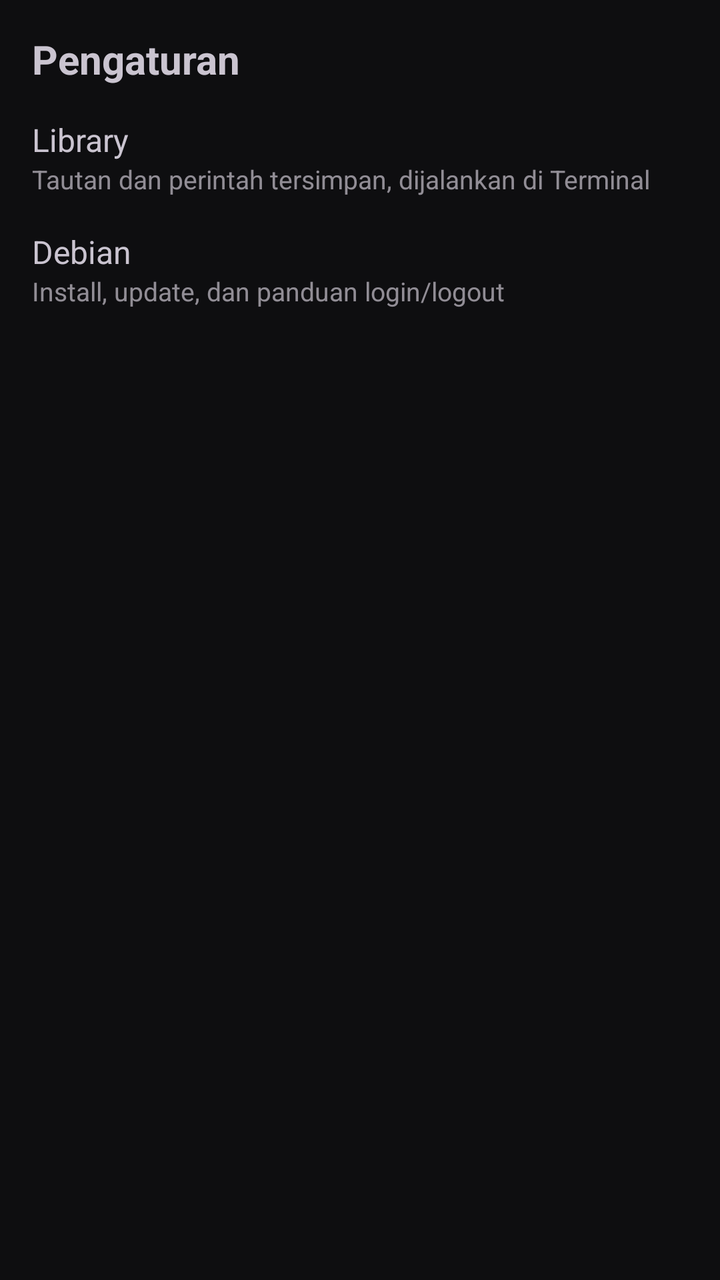
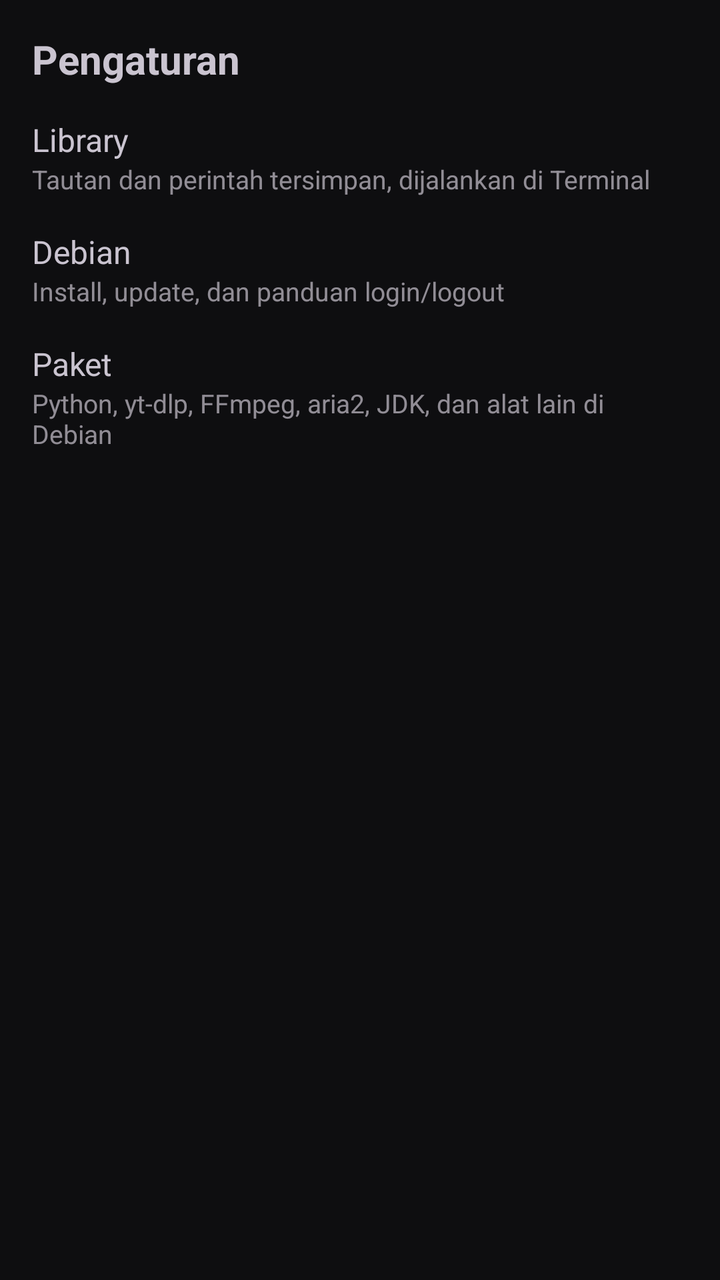

An Android layout rendered at two revisions. The XML below is the earlier revision; the diff shows what the commit changed to produce the second picture.
<!-- AndroidManifest.xml: another module's application theme Theme.Molina -->
<!-- res/layout/fragment_settings.xml -->
<?xml version="1.0" encoding="utf-8"?>
<FrameLayout xmlns:android="http://schemas.android.com/apk/res/android"
    android:layout_width="match_parent"
    android:layout_height="match_parent">

    <LinearLayout
        android:id="@+id/settings_menu"
        android:layout_width="match_parent"
        android:layout_height="match_parent"
        android:orientation="vertical"
        android:padding="16dp">

        <TextView
            android:layout_width="match_parent"
            android:layout_height="wrap_content"
            android:layout_marginBottom="8dp"
            android:text="@string/settings_menu_title"
            android:textSize="20sp"
            android:textStyle="bold" />

        <LinearLayout
            android:id="@+id/settings_row_library"
            android:layout_width="match_parent"
            android:layout_height="wrap_content"
            android:background="?attr/selectableItemBackground"
            android:clickable="true"
            android:focusable="true"
            android:minHeight="56dp"
            android:orientation="vertical"
            android:paddingTop="8dp"
            android:paddingBottom="8dp">

            <TextView
                android:layout_width="match_parent"
                android:layout_height="wrap_content"
                android:text="@string/settings_library_title"
                android:textSize="16sp" />

            <TextView
                android:layout_width="match_parent"
                android:layout_height="wrap_content"
                android:alpha="0.7"
                android:text="@string/settings_library_subtitle"
                android:textSize="13sp" />
        </LinearLayout>

        <LinearLayout
            android:id="@+id/settings_row_debian"
            android:layout_width="match_parent"
            android:layout_height="wrap_content"
            android:background="?attr/selectableItemBackground"
            android:clickable="true"
            android:focusable="true"
            android:minHeight="56dp"
            android:orientation="vertical"
            android:paddingTop="8dp"
            android:paddingBottom="8dp">

            <TextView
                android:layout_width="match_parent"
                android:layout_height="wrap_content"
                android:text="@string/settings_debian_title"
                android:textSize="16sp" />

            <TextView
                android:layout_width="match_parent"
                android:layout_height="wrap_content"
                android:alpha="0.7"
                android:text="@string/settings_debian_subtitle"
                android:textSize="13sp" />
        </LinearLayout>
    </LinearLayout>

    <FrameLayout
        android:id="@+id/settings_child_container"
        android:layout_width="match_parent"
        android:layout_height="match_parent"
        android:background="?android:attr/colorBackground"
        android:clickable="true"
        android:focusable="true"
        android:visibility="gone" />
</FrameLayout>
<!-- resources referenced by this layout -->
<resources>
  <string name="settings_debian_subtitle">Install, update, dan panduan login/logout</string>
  <string name="settings_debian_title">Debian</string>
  <string name="settings_library_subtitle">Tautan dan perintah tersimpan, dijalankan di Terminal</string>
  <string name="settings_library_title">Library</string>
  <string name="settings_menu_title">Pengaturan</string>
  <style name="Theme.Molina" parent="Theme.Material3.Dark.NoActionBar">
          <item name="colorPrimary">@color/molina_amber</item>
          <item name="colorOnPrimary">@color/molina_bg</item>
          <item name="colorSecondaryContainer">@color/molina_amber_container</item>
          <item name="colorSurface">@color/molina_surface</item>
          <item name="android:colorBackground">@color/molina_bg</item>
          <item name="android:windowBackground">@color/molina_bg</item>
          <item name="android:statusBarColor">@color/molina_bg</item>
          <item name="android:navigationBarColor">@color/molina_surface</item>
      </style>
  <color name="molina_amber">#FFB300</color>
  <color name="molina_bg">#0E0E10</color>
  <color name="molina_amber_container">#33FFB300</color>
  <color name="molina_surface">#16161A</color>
</resources>

<!-- the commit's change to res/layout/fragment_settings.xml (unified diff, before → after) -->
@@ -69,6 +69,32 @@
                 android:text="@string/settings_debian_subtitle"
                 android:textSize="13sp" />
         </LinearLayout>
+
+        <LinearLayout
+            android:id="@+id/settings_row_packages"
+            android:layout_width="match_parent"
+            android:layout_height="wrap_content"
+            android:background="?attr/selectableItemBackground"
+            android:clickable="true"
+            android:focusable="true"
+            android:minHeight="56dp"
+            android:orientation="vertical"
+            android:paddingTop="8dp"
+            android:paddingBottom="8dp">
+
+            <TextView
+                android:layout_width="match_parent"
+                android:layout_height="wrap_content"
+                android:text="@string/settings_packages_title"
+                android:textSize="16sp" />
+
+            <TextView
+                android:layout_width="match_parent"
+                android:layout_height="wrap_content"
+                android:alpha="0.7"
+                android:text="@string/settings_packages_subtitle"
+                android:textSize="13sp" />
+        </LinearLayout>
     </LinearLayout>
 
     <FrameLayout
<!-- resource entries referenced after the edit -->
@@ -5,6 +5,8 @@
   <string name="settings_library_subtitle">Tautan dan perintah tersimpan, dijalankan di Terminal</string>
   <string name="settings_library_title">Library</string>
   <string name="settings_menu_title">Pengaturan</string>
+  <string name="settings_packages_subtitle">Python, yt-dlp, FFmpeg, aria2, JDK, dan alat lain di Debian</string>
+  <string name="settings_packages_title">Paket</string>
   <style name="Theme.Molina" parent="Theme.Material3.Dark.NoActionBar">
           <item name="colorPrimary">@color/molina_amber</item>
           <item name="colorOnPrimary">@color/molina_bg</item>
